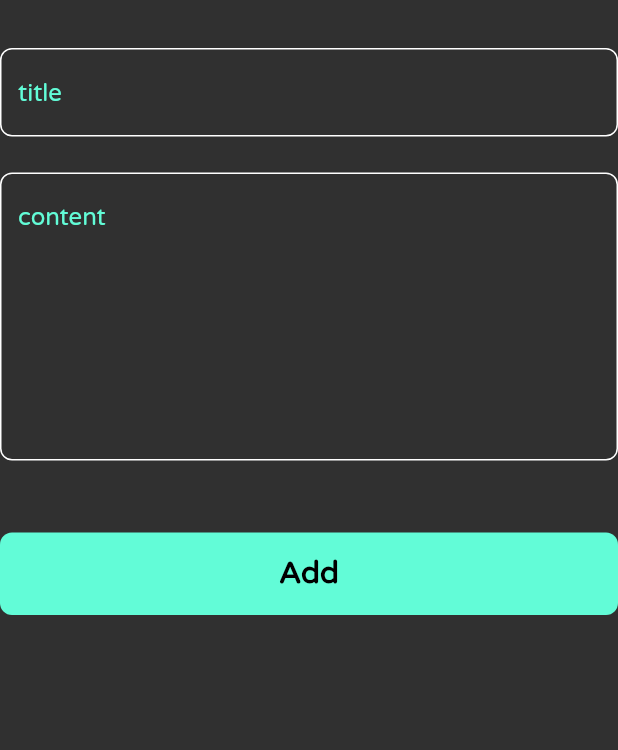
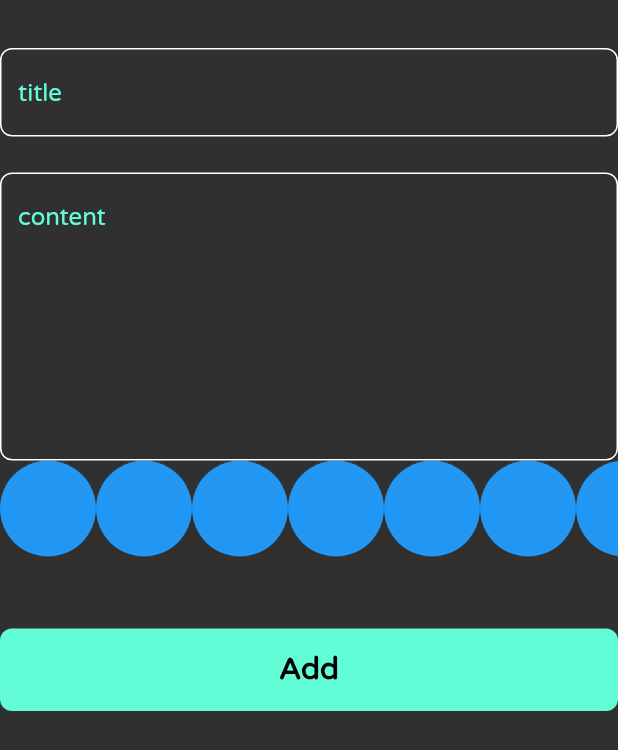
Before and after one commit to Mohamedali2074/notes_app, a Flutter app: the AddNoteForm widget shown alone on an empty page, opened directly, on a phone screen of 412 x 824 dp. Shown: the top 750 px of the screen. Run offline on Flutter 3.47's test engine with Material 2 defaults, Android fonts, the phone set to English and light mode, and no system bars; our stand-ins replace bloc, flutter_bloc, hive, hive_flutter, modal_progress_hud_nsn; accounts and stored records are empty.

Commit message:
create colors list view 1

```diff
--- a/lib/views/widgets/add_note_form.dart
+++ b/lib/views/widgets/add_note_form.dart
@@ -4,6 +4,7 @@ import 'package:intl/intl.dart';
 import 'package:notes_app/cubits/add_note_cubit/add_note_cubit.dart';
 import 'package:notes_app/models/note_model.dart';
 
+import 'colors_list_view.dart';
 import 'custom_button.dart';
 import 'custom_text_field.dart';
 
@@ -47,6 +48,7 @@ class _AddNoteFormState extends State<AddNoteForm> {
             hint: 'content',
             maxLines: 8,
           ),
+          ColorListView(),
           const SizedBox(
             height: 48,
           ),
--- /dev/null
+++ b/lib/views/widgets/colors_list_view.dart
@@ -0,0 +1,32 @@
+
+
+import 'package:flutter/material.dart';
+
+class ColorItem extends StatelessWidget {
+  const ColorItem({super.key});
+
+  @override
+  Widget build(BuildContext context) {
+    return const CircleAvatar(
+      radius: 32,
+      backgroundColor: Colors.blue,
+    );
+  }
+}
+
+class ColorListView extends StatelessWidget {
+  const ColorListView({super.key});
+
+  @override
+  Widget build(BuildContext context) {
+    return SizedBox(
+      height: 32 * 2,
+      child: ListView.builder(
+          itemCount: 10,
+          scrollDirection: Axis.horizontal,
+          itemBuilder: (context, index) {
+            return const ColorItem();
+          }),
+    );
+  }
+}
```
